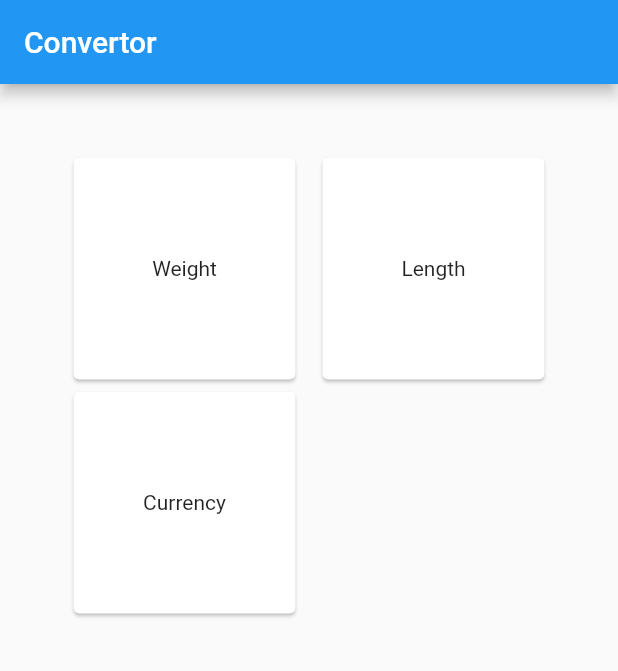
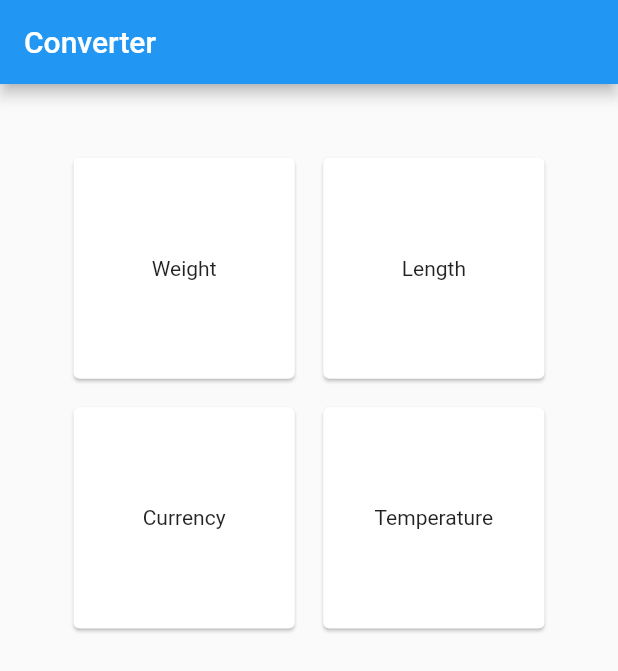
Before and after one commit to rishichawda/flutter_converter_app, a Flutter app: the screen it shows after launch, on a phone screen of 412 x 824 dp. Shown: the top 671 px of the screen. Run offline on Flutter 3.47's test engine with Material 2 defaults, Android fonts, the phone set to English and light mode, and no system bars.

Commit message:
add navigations

```diff
--- a/lib/main.dart
+++ b/lib/main.dart
@@ -6,55 +6,128 @@ class App extends StatelessWidget {
   @override
   Widget build(BuildContext context) {
     return new MaterialApp(
-      title: 'Convertor App',
+      title: 'converter App',
       home: new Scaffold(
         appBar: new AppBar(
-           title: new Text('Convertor'),
+           title: new Text('Converter'),
           ),
           body: new Container(
             decoration: new BoxDecoration(
             ),
             padding: EdgeInsets.all(25.0),
-            child: new ConvertorTools()
+            child: new converterTools()
           ),
         )
       );
   }
 }
 
-class ConvertorTools extends StatefulWidget {
+class converterTools extends StatefulWidget {
 
   @override
-    createState() => new ConvertorToolsState();
+    createState() => new converterToolsState();
     }
 
-class ConvertorToolsState extends State<ConvertorTools> {
+class converterToolsState extends State<converterTools> {
 
-final _tools_list = <Widget>[];
-final _tools_title = ['Weight', 'Length', 'Currency'];
 
+ void weight_converter(){
+      Navigator.of(context).push(
+      new MaterialPageRoute(
+        builder: (context) {
+          return new Scaffold(
+            appBar: new AppBar(
+              title: new Text('Convert Weight'),
+            ),
+          );
+        }
+      )
+    );
+  }
+ void length_converter(){
+      Navigator.of(context).push(
+      new MaterialPageRoute(
+        builder: (context) {
+          return new Scaffold(
+            appBar: new AppBar(
+              title: new Text('Convert Length'),
+            ),
+          );
+        }
+      )
+    );
+  }
+ void currency_converter(){
+      Navigator.of(context).push(
+      new MaterialPageRoute(
+        builder: (context) {
+          return new Scaffold(
+            appBar: new AppBar(
+              title: new Text('Convert Currency'),
+            ),
+          );
+        }
+      )
+    );
+  }
+ void temperature_converter(){
+      Navigator.of(context).push(
+      new MaterialPageRoute(
+        builder: (context) {
+          return new Scaffold(
+            appBar: new AppBar(
+              title: new Text('Convert Temperature'),
+            ),
+          );
+        }
+      )
+    );
+  }
 
   @override
   Widget build(BuildContext context) {
 
-  for (var i = 0; i < _tools_title.length; i++) {
-    var tool = new Card(
-                child: new Center(
-                  child: new Text(
-                    _tools_title[i]
-                  )
-                )
-              );
-    _tools_list.add(tool);
-
-  }
-
     return new GridView.count(
       primary: false,
       padding: const EdgeInsets.all(20.0),
-      crossAxisSpacing: 10.0,
+      mainAxisSpacing: 11.0,
+      crossAxisSpacing: 11.0,
       crossAxisCount: 2,
-      children: _tools_list
+      children: <Widget>[
+        new GestureDetector(
+                onTap: weight_converter,
+                child: new Card(
+                          child: new Center(
+                            child: new Text('Weight')
+                          )
+                      )
+                ),
+                new GestureDetector(
+                onTap: length_converter,
+                child: new Card(
+                          child: new Center(
+                            child: new Text('Length')
+                          )
+                      )
+                ),
+                new GestureDetector(
+                onTap: currency_converter,
+                child: new Card(
+                          child: new Center(
+                            child: new Text('Currency')
+                          )
+                      )
+                ),
+                new GestureDetector(
+                onTap: temperature_converter,
+                child: new Card(
+                          child: new Center(
+                            child: new Text('Temperature')
+                          )
+                      )
+                ),
+      ]
     );
   }
+
 }
```
